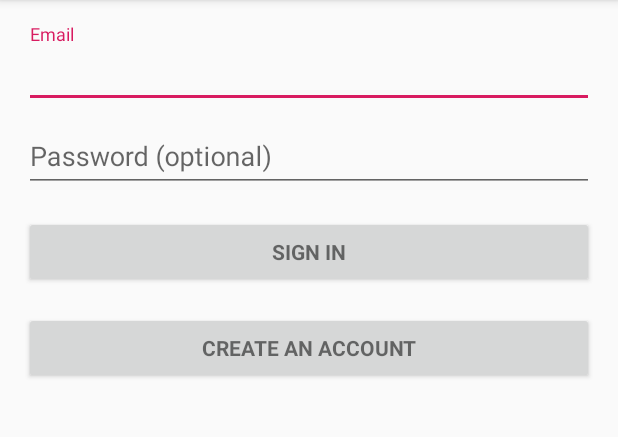
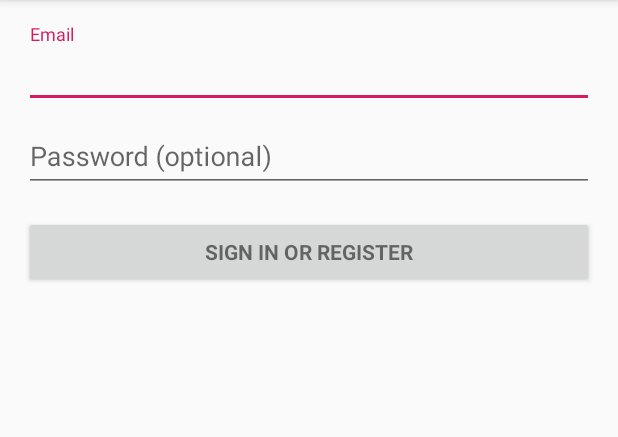
Before and after one commit to UCSD-CSE-110-Winter-2019/Team18-PersonalBest, an Android app: the screen it shows after launch (LoginActivity), on a phone screen of 412 x 824 dp, the part 84-521 px from its top. Run offline under Robolectric (Android 15) with nearby library versions, the phone set to English and light mode, and no system bars; 2 statements that could not run were skipped.

```diff
--- a/app/build.gradle
+++ b/app/build.gradle
@@ -22,11 +22,9 @@ android {
 dependencies {
     implementation fileTree(dir: 'libs', include: ['*.jar'])
     implementation 'com.android.support:appcompat-v7:28.0.0'
-    implementation 'com.android.support:support-v4:28.0.0'
     implementation 'com.android.support:design:28.0.0'
     implementation 'com.android.support.constraint:constraint-layout:1.1.3'
     implementation 'com.android.support:support-vector-drawable:28.0.0'
-    implementation 'com.google.android.gms:play-services-auth:16.0.1'
     testImplementation 'junit:junit:4.12'
     androidTestImplementation 'com.android.support.test:runner:1.0.2'
     androidTestImplementation 'com.android.support.test.espresso:espresso-core:3.0.2'
--- a/app/src/main/AndroidManifest.xml
+++ b/app/src/main/AndroidManifest.xml
@@ -8,7 +8,6 @@
 
     <application
         android:allowBackup="true"
-        android:fullBackupContent="true"
         android:icon="@mipmap/ic_launcher"
         android:label="@string/app_name"
         android:roundIcon="@mipmap/ic_launcher_round"
@@ -18,8 +17,8 @@
             android:name=".LoginActivity"
             android:label="@string/app_name">
             <intent-filter>
-                <action android:name="android.intent.action.VIEW" />
                 <action android:name="android.intent.action.MAIN" />
+
                 <category android:name="android.intent.category.LAUNCHER" />
             </intent-filter>
         </activity>
@@ -40,6 +39,7 @@
             android:name=".TrackerActivity"
             android:label="TrackerActivity" />
         <activity android:name=".GetToKnowUActivity"></activity>
+
     </application>
 
 </manifest>
--- a/app/src/main/java/com/android/personalbest/GraphBtmNavActivity.java
+++ b/app/src/main/java/com/android/personalbest/GraphBtmNavActivity.java
@@ -36,8 +36,8 @@ public class GraphBtmNavActivity extends AppCompatActivity {
         super.onCreate(savedInstanceState);
         setContentView(R.layout.activity_graph_btm_nav);
 
-        mTextMessage = findViewById(R.id.message);
-        BottomNavigationView navigation = findViewById(R.id.navigation);
+        mTextMessage = (TextView) findViewById(R.id.message);
+        BottomNavigationView navigation = (BottomNavigationView) findViewById(R.id.navigation);
         navigation.setOnNavigationItemSelectedListener(mOnNavigationItemSelectedListener);
     }
 
--- a/app/src/main/java/com/android/personalbest/LoginActivity.java
+++ b/app/src/main/java/com/android/personalbest/LoginActivity.java
@@ -3,6 +3,8 @@ package com.android.personalbest;
 import android.animation.Animator;
 import android.animation.AnimatorListenerAdapter;
 import android.annotation.TargetApi;
+
+import android.app.LauncherActivity;
 import android.content.Intent;
 import android.content.pm.PackageManager;
 import android.support.annotation.NonNull;
@@ -68,10 +70,10 @@ public class LoginActivity extends AppCompatActivity implements LoaderCallbacks<
         super.onCreate(savedInstanceState);
         setContentView(R.layout.activity_login);
         // Set up the login form.
-        mEmailView = findViewById(R.id.email);
+        mEmailView = (AutoCompleteTextView) findViewById(R.id.email);
         populateAutoComplete();
 
-        mPasswordView = findViewById(R.id.password);
+        mPasswordView = (EditText) findViewById(R.id.password);
         mPasswordView.setOnEditorActionListener(new TextView.OnEditorActionListener() {
             @Override
             public boolean onEditorAction(TextView textView, int id, KeyEvent keyEvent) {
@@ -83,40 +85,21 @@ public class LoginActivity extends AppCompatActivity implements LoaderCallbacks<
             }
         });
 
-        Button mEmailSignInButton = findViewById(R.id.email_sign_in_button);
+        Button mEmailSignInButton = (Button) findViewById(R.id.email_sign_in_button);
         mEmailSignInButton.setOnClickListener(new OnClickListener() {
             @Override
             public void onClick(View view) {
-                attemptLogin();
-                //launchHomeScreenAcitivity();
-            }
-        });
-
-        Button createAccountButton = findViewById(R.id.create_account_button);
-        createAccountButton.setOnClickListener(new OnClickListener() {
-            @Override
-            public void onClick(View view)
-            {
-                //Switches to the get personal info activity
-                launchGetToKnowYouActivity();
+                //attemptLogin();
+                launchActivity();
             }
         });
 
         mLoginFormView = findViewById(R.id.login_form);
         mProgressView = findViewById(R.id.login_progress);
     }
-    public void launchGetToKnowYouActivity() {
-        Intent intent = new Intent(this, GetToKnowUActivity.class);
+    public void launchActivity(){
+        Intent intent=new Intent(this, GetToKnowUActivity.class);
         startActivity(intent);
-
-    }
-
-
-    //This method switches to the Home UI
-    public void launchHomeScreenActivity()
-    {
-       Intent intent = new Intent (this, Home.class);
-       startActivity(intent);
     }
 
     private void populateAutoComplete() {
@@ -223,13 +206,11 @@ public class LoginActivity extends AppCompatActivity implements LoaderCallbacks<
     private boolean isPasswordValid(String password) {
         //TODO: Replace this with your own logic
         return password.length() > 4;
-
     }
 
     /**
      * Shows the progress UI and hides the login form.
      */
-    @SuppressWarnings("all")
     @TargetApi(Build.VERSION_CODES.HONEYCOMB_MR2)
     private void showProgress(final boolean show) {
         // On Honeycomb MR2 we have the ViewPropertyAnimator APIs, which allow
@@ -314,7 +295,6 @@ public class LoginActivity extends AppCompatActivity implements LoaderCallbacks<
         };
 
         int ADDRESS = 0;
-        @SuppressWarnings("all")
         int IS_PRIMARY = 1;
     }
 
@@ -322,7 +302,6 @@ public class LoginActivity extends AppCompatActivity implements LoaderCallbacks<
      * Represents an asynchronous login/registration task used to authenticate
      * the user.
      */
-    @SuppressWarnings("all")
     public class UserLoginTask extends AsyncTask<Void, Void, Boolean> {
 
         private final String mEmail;
@@ -362,7 +341,6 @@ public class LoginActivity extends AppCompatActivity implements LoaderCallbacks<
             showProgress(false);
 
             if (success) {
-                launchHomeScreenActivity();
                 finish();
             } else {
                 mPasswordView.setError(getString(R.string.error_incorrect_password));
--- a/app/src/main/java/com/android/personalbest/MainActivity.java
+++ b/app/src/main/java/com/android/personalbest/MainActivity.java
@@ -37,8 +37,8 @@ public class MainActivity extends AppCompatActivity {
         super.onCreate(savedInstanceState);
         setContentView(R.layout.activity_main);
 
-        mTextMessage = findViewById(R.id.message);
-        BottomNavigationView navigation = findViewById(R.id.navigation);
+        mTextMessage = (TextView) findViewById(R.id.message);
+        BottomNavigationView navigation = (BottomNavigationView) findViewById(R.id.navigation);
         navigation.setOnNavigationItemSelectedListener(mOnNavigationItemSelectedListener);
     }
 
--- a/app/src/main/java/com/android/personalbest/ProfileBtmNavActivity.java
+++ b/app/src/main/java/com/android/personalbest/ProfileBtmNavActivity.java
@@ -43,7 +43,6 @@ public class ProfileBtmNavActivity extends AppCompatActivity {
     protected void onCreate(Bundle savedInstanceState) {
         super.onCreate(savedInstanceState);
         setContentView(R.layout.activity_profile_btm_nav);
-
         sharedPreferences=getSharedPreferences("user_info", MODE_PRIVATE);
         String name=sharedPreferences.getString("name", "");
         int height=sharedPreferences.getInt("height", 0);
--- a/app/src/main/res/layout/activity_home_btm_nav.xml
+++ b/app/src/main/res/layout/activity_home_btm_nav.xml
@@ -57,6 +57,7 @@
         android:layout_marginRight="8dp"
         android:layout_weight="1"
         android:elevation="0sp"
+        android:text="5000"
         android:textSize="30sp"
         app:layout_constraintEnd_toStartOf="@+id/textView3"
         app:layout_constraintStart_toEndOf="@+id/textView"
@@ -95,7 +96,7 @@
         app:layout_constraintTop_toBottomOf="@+id/goal" />
 
     <TextView
-        android:id="@+id/curr_steps"
+        android:id="@+id/display"
         android:layout_width="wrap_content"
         android:layout_height="wrap_content"
         android:layout_marginStart="8dp"
@@ -104,6 +105,7 @@
         android:layout_marginEnd="8dp"
         android:layout_marginRight="8dp"
         android:orientation="vertical"
+        android:text="2331"
         android:textColor="@android:color/holo_red_dark"
         android:textSize="30sp"
         android:textStyle="bold"
@@ -126,7 +128,7 @@
         android:textSize="30sp"
         app:layout_constraintEnd_toEndOf="parent"
         app:layout_constraintStart_toStartOf="parent"
-        app:layout_constraintTop_toBottomOf="@+id/curr_steps" />
+        app:layout_constraintTop_toBottomOf="@+id/display" />
 
     <Button
         android:id="@+id/start"
--- a/app/src/main/res/layout/activity_login.xml
+++ b/app/src/main/res/layout/activity_login.xml
@@ -54,7 +54,6 @@
                     android:id="@+id/password"
                     android:layout_width="match_parent"
                     android:layout_height="wrap_content"
-                    tools:ignore="Autofill"
                     android:hint="@string/prompt_password"
                     android:imeActionId="6"
                     android:imeActionLabel="@string/action_sign_in_short"
@@ -74,15 +73,6 @@
                 android:text="@string/action_sign_in"
                 android:textStyle="bold" />
 
-            <Button
-                android:id="@+id/create_account_button"
-                style="?android:textAppearanceSmall"
-                android:layout_width="match_parent"
-                android:layout_height="wrap_content"
-                android:layout_marginTop="16dp"
-                android:text="@string/create_an_account"
-                android:textStyle="bold" />
-
         </LinearLayout>
     </ScrollView>
 </LinearLayout>
--- a/app/src/main/res/layout/activity_summary.xml
+++ b/app/src/main/res/layout/activity_summary.xml
@@ -1,6 +1,7 @@
 <?xml version="1.0" encoding="utf-8"?>
 <android.support.constraint.ConstraintLayout xmlns:android="http://schemas.android.com/apk/res/android"
     xmlns:app="http://schemas.android.com/apk/res-auto"
+    xmlns:tools="http://schemas.android.com/tools"
     android:layout_width="350dp"
     android:layout_height="400dp"
     android:layout_gravity="center"
@@ -40,6 +41,7 @@
         android:layout_marginStart="200dp"
         android:layout_marginLeft="200dp"
         android:layout_marginTop="80dp"
+        android:text="2.47"
         android:textColor="@android:color/black"
         android:textSize="20sp"
         app:layout_constraintStart_toStartOf="parent"
@@ -65,6 +67,7 @@
         android:layout_marginStart="200dp"
         android:layout_marginLeft="200dp"
         android:layout_marginTop="120dp"
+        android:text="1234"
         android:textColor="@android:color/black"
         android:textSize="20sp"
         app:layout_constraintStart_toStartOf="parent"
@@ -77,6 +80,7 @@
         android:layout_marginStart="200dp"
         android:layout_marginLeft="200dp"
         android:layout_marginTop="40dp"
+        android:text="15:34"
         android:textColor="@android:color/black"
         android:textSize="20sp"
         app:layout_constraintStart_toStartOf="parent"
--- a/app/src/main/res/values/strings.xml
+++ b/app/src/main/res/values/strings.xml
@@ -1,10 +1,9 @@
 <resources>
     <string name="app_name">Personal Best</string>
     <!-- Strings related to login -->
-    <string name="create_an_account">Create an account</string>
     <string name="prompt_email">Email</string>
     <string name="prompt_password">Password (optional)</string>
-    <string name="action_sign_in">Sign in</string>
+    <string name="action_sign_in">Sign in or register</string>
     <string name="action_sign_in_short">Sign in</string>
     <string name="error_invalid_email">This email address is invalid</string>
     <string name="error_invalid_password">This password is too short</string>
```
Also changed, not shown: app/src/main/java/com/android/personalbest/Home.java (+3 -23 lines), app/src/main/java/com/android/personalbest/TrackerActivity.java (+10 -42 lines).
